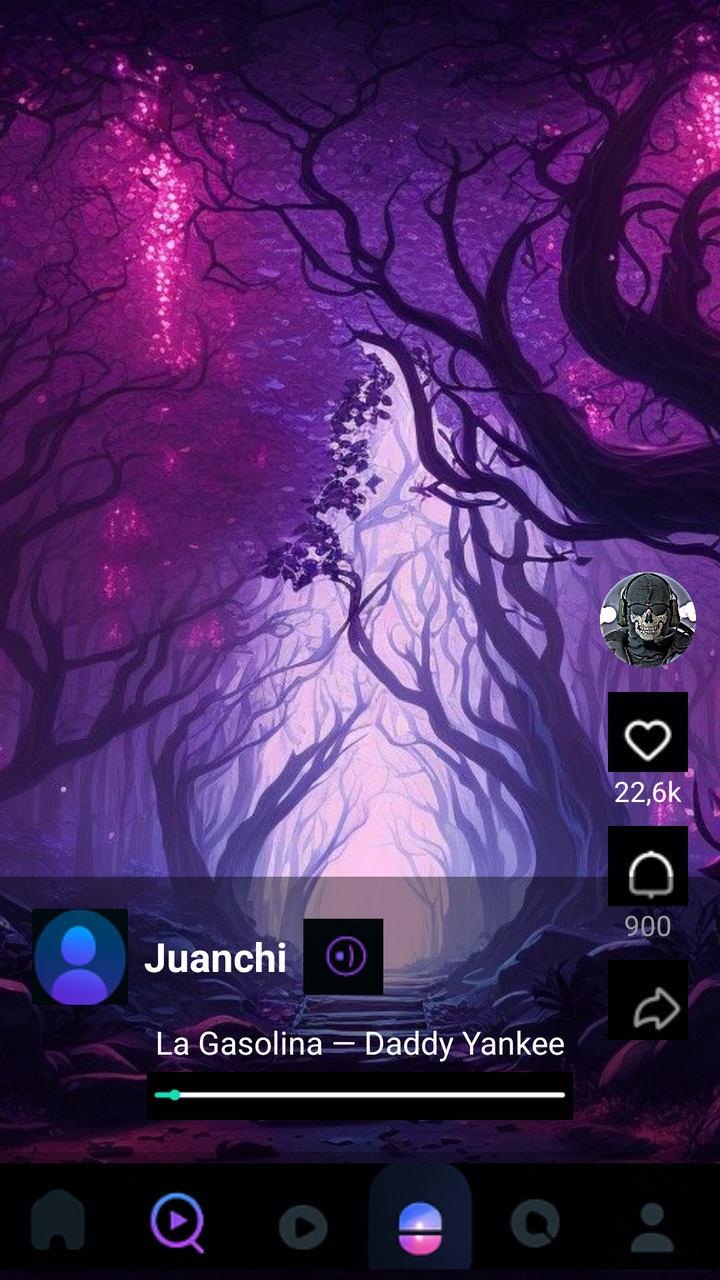
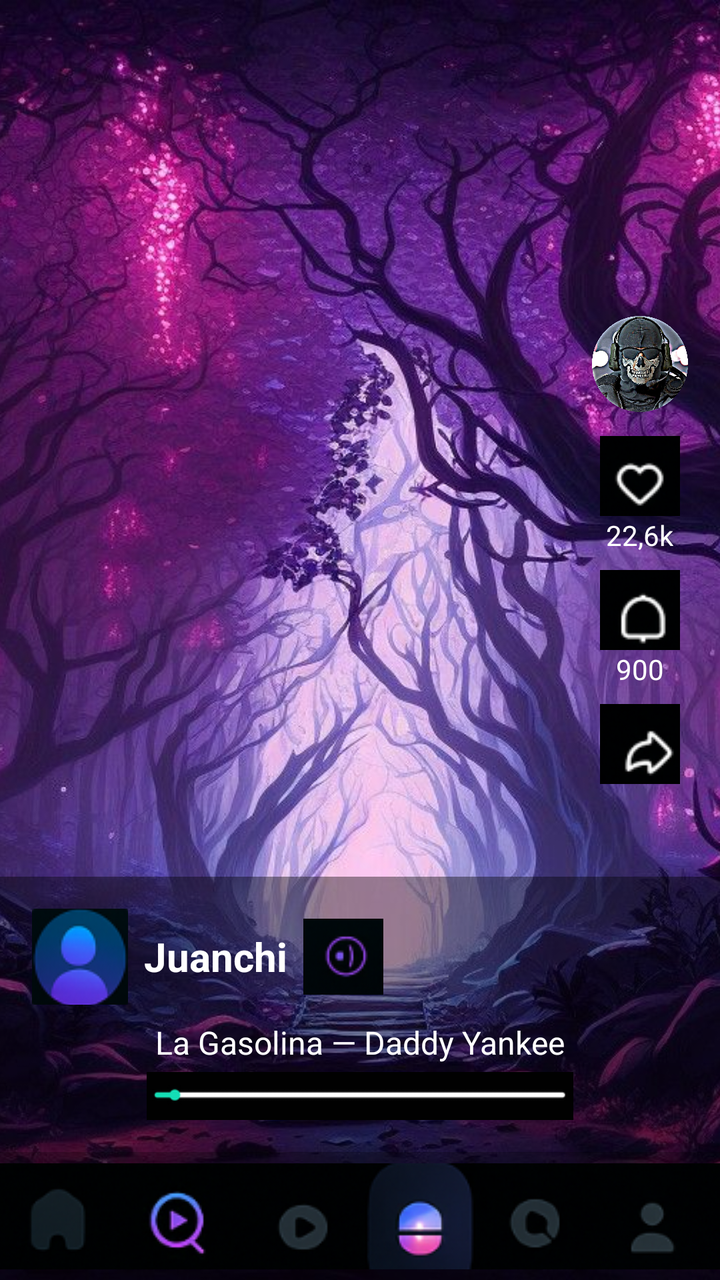

An Android layout rendered at two revisions. The XML below is the earlier revision; the diff shows what the commit changed to produce the second picture.
<!-- AndroidManifest.xml: application theme Theme.Login_RedSocial -->
<!-- res/layout/activity_spoty.xml -->
<?xml version="1.0" encoding="utf-8"?>
<androidx.constraintlayout.widget.ConstraintLayout xmlns:android="http://schemas.android.com/apk/res/android"
    xmlns:app="http://schemas.android.com/apk/res-auto"
    xmlns:tools="http://schemas.android.com/tools"
    android:layout_width="match_parent"
    android:layout_height="match_parent"
    android:background="@color/black"
    tools:context=".SpotyActivity">

    
    <ImageView
        android:id="@+id/imageViewFondo"
        android:layout_width="0dp"
        android:layout_height="0dp"
        android:scaleType="centerCrop"
        app:layout_constraintTop_toTopOf="parent"
        app:layout_constraintBottom_toBottomOf="parent"
        app:layout_constraintStart_toStartOf="parent"
        app:layout_constraintEnd_toEndOf="parent"
        app:srcCompat="@drawable/spoty_background" />

    
    <LinearLayout
        android:id="@+id/layoutDerecha"
        android:layout_width="wrap_content"
        android:layout_height="wrap_content"
        android:orientation="vertical"
        android:gravity="center_horizontal"
        android:layout_marginEnd="12dp"
        android:layout_marginBottom="120dp"
        app:layout_constraintEnd_toEndOf="parent"
        app:layout_constraintBottom_toBottomOf="parent">

        <ImageView
            android:id="@+id/fotoPerfil"
            android:layout_width="48dp"
            android:layout_height="48dp"
            android:src="@drawable/fotoperfil"
            android:layout_marginBottom="12dp" />

        <ImageButton
            android:id="@+id/btnCorazon"
            android:layout_width="40dp"
            android:layout_height="40dp"
            android:background="@android:color/transparent"
            android:src="@drawable/spoty_corazon" />

        <TextView
            android:id="@+id/tvLikes"
            android:layout_width="wrap_content"
            android:layout_height="wrap_content"
            android:text="22,6k"
            android:textColor="@android:color/white"
            android:textSize="14sp"
            android:gravity="center"
            android:layout_marginBottom="8dp" />

        <ImageButton
            android:id="@+id/btnCampana"
            android:layout_width="40dp"
            android:layout_height="40dp"
            android:background="@android:color/transparent"
            android:src="@drawable/spoty_campana" />

        <TextView
            android:id="@+id/tvCampana"
            android:layout_width="wrap_content"
            android:layout_height="wrap_content"
            android:text="900"
            android:textColor="@android:color/white"
            android:textSize="14sp"
            android:gravity="center"
            android:layout_marginBottom="8dp" />

        <ImageButton
            android:id="@+id/btnCompartir"
            android:layout_width="40dp"
            android:layout_height="40dp"
            android:background="@android:color/transparent"
            android:src="@drawable/spoty_compartir" />
    </LinearLayout>

    
    <LinearLayout
        android:id="@+id/layoutInferior"
        android:layout_width="0dp"
        android:layout_height="wrap_content"
        android:orientation="vertical"
        android:padding="16dp"
        android:background="#66000000"
        app:layout_constraintBottom_toTopOf="@+id/layoutBotones"
        app:layout_constraintStart_toStartOf="parent"
        app:layout_constraintEnd_toEndOf="parent">

        
        <LinearLayout
            android:layout_width="match_parent"
            android:layout_height="wrap_content"
            android:orientation="horizontal"
            android:gravity="center_vertical">

            <ImageButton
                android:id="@+id/btnPerfil"
                android:layout_width="48dp"
                android:layout_height="48dp"
                android:background="@android:color/transparent"
                android:src="@drawable/spoty_icono_perfil" />

            <TextView
                android:id="@+id/tvUsuario"
                android:layout_width="wrap_content"
                android:layout_height="wrap_content"
                android:layout_marginStart="8dp"
                android:text="Juanchi"
                android:textColor="@android:color/white"
                android:textSize="20sp"
                android:textStyle="bold" />

            <ImageButton
                android:id="@+id/btnPlay"
                android:layout_width="40dp"
                android:layout_height="40dp"
                android:layout_marginStart="8dp"
                android:background="@android:color/transparent"
                android:src="@drawable/spoty_playy" />
        </LinearLayout>

        
        <TextView
            android:id="@+id/tvCancion"
            android:layout_width="wrap_content"
            android:layout_height="wrap_content"
            android:layout_marginTop="8dp"
            android:text="La Gasolina — Daddy Yankee"
            android:layout_gravity="center"
            android:textColor="@android:color/white"
            android:textSize="16sp" />

        
        <ImageView
            android:id="@+id/barraRepro"
            android:layout_width="match_parent"
            android:layout_height="24dp"
            android:layout_marginTop="4dp"
            android:src="@drawable/spoty_barra_reproducir1"
            android:adjustViewBounds="true" />
    </LinearLayout>

    
    <LinearLayout
        android:id="@+id/layoutBotones"
        android:layout_width="0dp"
        android:layout_height="64dp"
        android:orientation="horizontal"
        android:gravity="center"
        android:background="#88000000"
        app:layout_constraintBottom_toBottomOf="parent"
        app:layout_constraintStart_toStartOf="parent"
        app:layout_constraintEnd_toEndOf="parent">

        <ImageButton
            android:id="@+id/btnHome"
            android:layout_width="0dp"
            android:layout_height="match_parent"
            android:layout_weight="1"
            android:background="@android:color/transparent"
            android:src="@drawable/spoty_home" />

        <ImageButton
            android:id="@+id/btnBuscar"
            android:layout_width="0dp"
            android:layout_height="match_parent"
            android:layout_weight="1"
            android:background="@android:color/transparent"
            android:src="@drawable/spoty_buscar" />

        <ImageButton
            android:id="@+id/btnPlayMenu"
            android:layout_width="0dp"
            android:layout_height="match_parent"
            android:layout_weight="1"
            android:background="@android:color/transparent"
            android:src="@drawable/spoty_play" />

        <ImageButton
            android:id="@+id/btnIcono"
            android:layout_width="0dp"
            android:layout_height="match_parent"
            android:layout_weight="1"
            android:background="@android:color/transparent"
            android:src="@drawable/spoty_icono" />

        <ImageButton
            android:id="@+id/btnMezcla"
            android:layout_width="0dp"
            android:layout_height="match_parent"
            android:layout_weight="1"
            android:background="@android:color/transparent"
            android:src="@drawable/spoty_mezcla" />

        <ImageButton
            android:id="@+id/btnUsuario"
            android:layout_width="0dp"
            android:layout_height="match_parent"
            android:layout_weight="1"
            android:background="@android:color/transparent"
            android:src="@drawable/spoty_usuario" />
    </LinearLayout>

</androidx.constraintlayout.widget.ConstraintLayout>
<!-- resources referenced by this layout -->
<resources>
  <color name="black">#FF000000</color>
  <!-- drawable fotoperfil: png bitmap (drawable, 852860 bytes) -->
  <!-- drawable spoty_background: jpg bitmap (drawable, 225698 bytes) -->
  <!-- drawable spoty_barra_reproducir1: png bitmap (drawable, 1167 bytes) -->
  <!-- drawable spoty_buscar: png bitmap (drawable, 5098 bytes) -->
  <!-- drawable spoty_campana: png bitmap (drawable, 2459 bytes) -->
  <!-- drawable spoty_compartir: png bitmap (drawable, 2603 bytes) -->
  <!-- drawable spoty_corazon: png bitmap (drawable, 2570 bytes) -->
  <!-- drawable spoty_home: png bitmap (drawable, 3832 bytes) -->
  <!-- drawable spoty_icono: png bitmap (drawable, 5811 bytes) -->
  <!-- drawable spoty_icono_perfil: png bitmap (drawable, 6942 bytes) -->
  <!-- drawable spoty_mezcla: png bitmap (drawable, 4141 bytes) -->
  <!-- drawable spoty_play: png bitmap (drawable, 4063 bytes) -->
  <!-- drawable spoty_playy: png bitmap (drawable, 2367 bytes) -->
  <!-- drawable spoty_usuario: png bitmap (drawable, 3922 bytes) -->
  <style name="Theme.Login_RedSocial" parent="Base.Theme.Login_RedSocial" />
  <style name="Base.Theme.Login_RedSocial" parent="Theme.Material3.DayNight.NoActionBar">
          
          
      </style>
</resources>

<!-- the commit's change to res/layout/activity_spoty.xml (unified diff, before → after) -->
@@ -20,23 +20,25 @@
         app:srcCompat="@drawable/spoty_background" />
 
     
+
+    
     <LinearLayout
         android:id="@+id/layoutDerecha"
         android:layout_width="wrap_content"
         android:layout_height="wrap_content"
+        android:layout_marginEnd="16dp"
+        android:layout_marginBottom="248dp"
+        android:gravity="center_horizontal"
         android:orientation="vertical"
-        android:gravity="center_horizontal"
-        android:layout_marginEnd="12dp"
-        android:layout_marginBottom="120dp"
-        app:layout_constraintEnd_toEndOf="parent"
-        app:layout_constraintBottom_toBottomOf="parent">
+        app:layout_constraintBottom_toBottomOf="parent"
+        app:layout_constraintEnd_toEndOf="parent">
 
         <ImageView
             android:id="@+id/fotoPerfil"
             android:layout_width="48dp"
             android:layout_height="48dp"
-            android:src="@drawable/fotoperfil"
-            android:layout_marginBottom="12dp" />
+            android:layout_marginBottom="12dp"
+            android:src="@drawable/fotoperfil" />
 
         <ImageButton
             android:id="@+id/btnCorazon"
@@ -49,11 +51,11 @@
             android:id="@+id/tvLikes"
             android:layout_width="wrap_content"
             android:layout_height="wrap_content"
+            android:layout_marginBottom="8dp"
+            android:gravity="center"
             android:text="22,6k"
             android:textColor="@android:color/white"
-            android:textSize="14sp"
-            android:gravity="center"
-            android:layout_marginBottom="8dp" />
+            android:textSize="14sp" />
 
         <ImageButton
             android:id="@+id/btnCampana"
@@ -66,11 +68,11 @@
             android:id="@+id/tvCampana"
             android:layout_width="wrap_content"
             android:layout_height="wrap_content"
+            android:layout_marginBottom="8dp"
+            android:gravity="center"
             android:text="900"
             android:textColor="@android:color/white"
-            android:textSize="14sp"
-            android:gravity="center"
-            android:layout_marginBottom="8dp" />
+            android:textSize="14sp" />
 
         <ImageButton
             android:id="@+id/btnCompartir"
@@ -80,7 +82,6 @@
             android:src="@drawable/spoty_compartir" />
     </LinearLayout>
 
-    
     <LinearLayout
         android:id="@+id/layoutInferior"
         android:layout_width="0dp"
